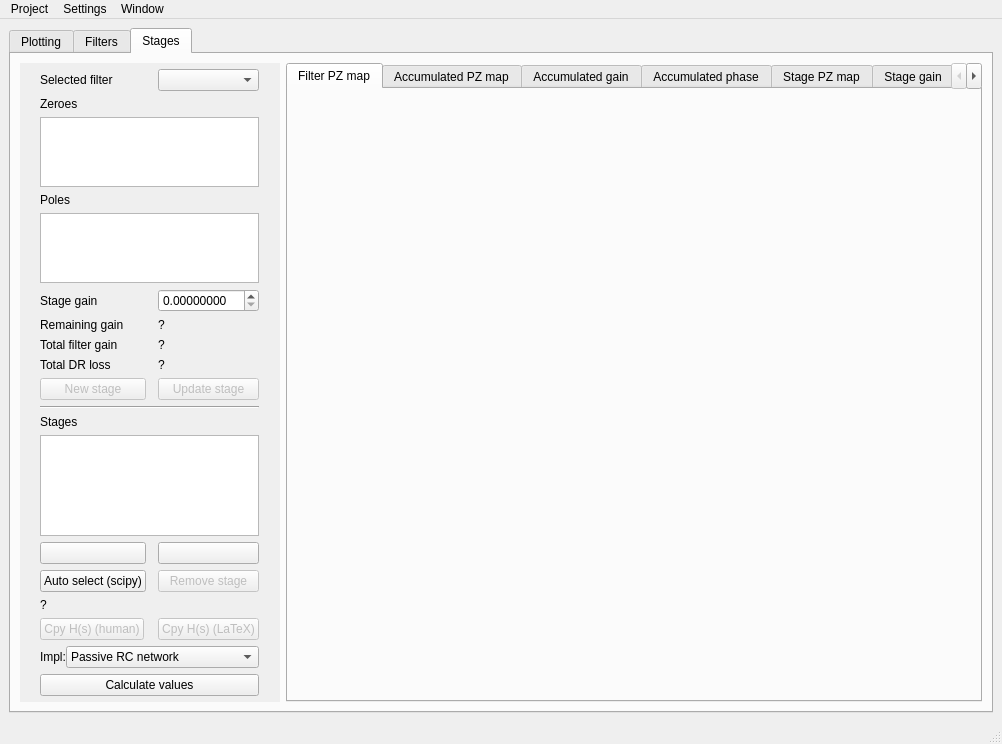
Before: the Qt Designer form designer/mainwindow.ui in juan-sb/filtertool-tc22, drawn with Qt 5.
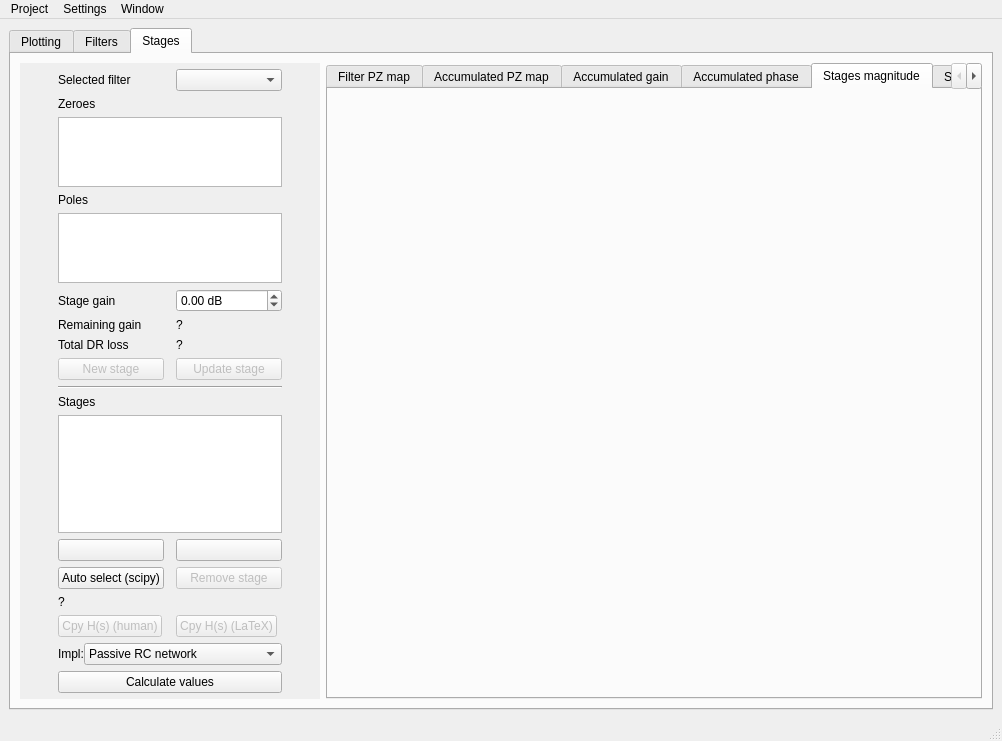
After: the same form once the commit is applied. The open tabs and pages were chosen to show the change. Icons and pictures are not drawn. Custom widgets are drawn as their Qt base class.

Commit message: Add stage comparison and fix a lot of broken things regarding stages: gain, scipy automatic ordering, edge cases, etc

The edit to the form file:
```diff
--- a/designer/mainwindow.ui
+++ b/designer/mainwindow.ui
@@ -7,7 +7,7 @@
     <x>0</x>
     <y>0</y>
     <width>1002</width>
-    <height>744</height>
+    <height>741</height>
    </rect>
   </property>
   <property name="acceptDrops">
@@ -2353,6 +2353,16 @@
             </item>
            </layout>
           </widget>
+          <widget class="QWidget" name="tab_18">
+           <attribute name="title">
+            <string>Stages magnitude</string>
+           </attribute>
+           <layout class="QGridLayout" name="gridLayout_37">
+            <item row="0" column="0">
+             <widget class="MplWidget" name="splot_stagesmag" native="true"/>
+            </item>
+           </layout>
+          </widget>
           <widget class="QWidget" name="tab_15">
            <attribute name="title">
             <string>Stage PZ map</string>
@@ -2395,7 +2405,7 @@
           </property>
           <property name="maximumSize">
            <size>
-            <width>260</width>
+            <width>300</width>
             <height>16777215</height>
            </size>
           </property>
@@ -2413,8 +2423,8 @@
             <rect>
              <x>0</x>
              <y>0</y>
-             <width>260</width>
-             <height>641</height>
+             <width>300</width>
+             <height>638</height>
             </rect>
            </property>
            <property name="sizePolicy">
@@ -2431,7 +2441,7 @@
            </property>
            <property name="maximumSize">
             <size>
-             <width>260</width>
+             <width>300</width>
              <height>16777215</height>
             </size>
            </property>
@@ -2452,7 +2462,7 @@
              <number>7</number>
             </property>
             <item row="0" column="0">
-             <layout class="QGridLayout" name="gridLayout_12" rowstretch="0,0,0,0,0,0,0,0,0,0,0,0,0,0,0,0,0,0,0,0,0,0">
+             <layout class="QGridLayout" name="gridLayout_12" rowstretch="0,0,0,0,0,0,0,0,0,0,0,0,0,0,0,0,0,0,0,0,0">
               <property name="leftMargin">
                <number>6</number>
               </property>
@@ -2471,76 +2481,16 @@
               <property name="verticalSpacing">
                <number>6</number>
               </property>
-              <item row="16" column="0">
-               <widget class="QPushButton" name="sswapdown_btn">
-                <property name="text">
-                 <string/>
-                </property>
-                <property name="icon">
-                 <iconset theme="SP_TitleBarUnshadeButton">
-                  <normaloff>.</normaloff>.</iconset>
-                </property>
-               </widget>
-              </item>
-              <item row="0" column="1">
-               <widget class="QComboBox" name="stages_selfil_cb"/>
-              </item>
-              <item row="19" column="1">
-               <widget class="QPushButton" name="sgetHlatex_btn">
-                <property name="enabled">
-                 <bool>false</bool>
-                </property>
-                <property name="sizePolicy">
-                 <sizepolicy hsizetype="Maximum" vsizetype="Fixed">
-                  <horstretch>0</horstretch>
-                  <verstretch>0</verstretch>
-                 </sizepolicy>
-                </property>
-                <property name="text">
-                 <string>Cpy H(s) (LaTeX)</string>
-                </property>
-               </widget>
-              </item>
-              <item row="3" column="0" colspan="2">
-               <widget class="QLabel" name="label_89">
-                <property name="sizePolicy">
-                 <sizepolicy hsizetype="Maximum" vsizetype="Preferred">
-                  <horstretch>0</horstretch>
-                  <verstretch>0</verstretch>
-                 </sizepolicy>
-                </property>
-                <property name="text">
-                 <string>Poles</string>
-                </property>
-               </widget>
-              </item>
-              <item row="10" column="0">
-               <spacer name="verticalSpacer_3">
-                <property name="orientation">
-                 <enum>Qt::Vertical</enum>
-                </property>
-                <property name="sizeHint" stdset="0">
+              <item row="10" column="0" colspan="2">
+               <widget class="Line" name="line">
+                <property name="maximumSize">
                  <size>
-                  <width>20</width>
-                  <height>40</height>
+                  <width>2165116</width>
+                  <height>10</height>
                  </size>
                 </property>
-               </spacer>
-              </item>
-              <item row="13" column="0" colspan="2">
-               <widget class="QListWidget" name="stages_list">
-                <property name="sizePolicy">
-                 <sizepolicy hsizetype="Expanding" vsizetype="Expanding">
-                  <horstretch>0</horstretch>
-                  <verstretch>0</verstretch>
-                 </sizepolicy>
-                </property>
-               </widget>
-              </item>
-              <item row="6" column="0">
-               <widget class="QLabel" name="label_91">
-                <property name="text">
-                 <string>Remaining gain</string>
+                <property name="orientation">
+                 <enum>Qt::Horizontal</enum>
                 </property>
                </widget>
               </item>
@@ -2551,21 +2501,20 @@
                 </property>
                </widget>
               </item>
-              <item row="8" column="0">
-               <widget class="QLabel" name="label_38">
-                <property name="text">
-                 <string>Total DR loss</string>
+              <item row="3" column="0" colspan="2">
+               <widget class="QLabel" name="label_89">
+                <property name="sizePolicy">
+                 <sizepolicy hsizetype="Maximum" vsizetype="Preferred">
+                  <horstretch>0</horstretch>
+                  <verstretch>0</verstretch>
+                 </sizepolicy>
                 </property>
-               </widget>
-              </item>
-              <item row="7" column="1">
-               <widget class="QLabel" name="total_filtgain_label">
                 <property name="text">
-                 <string>?</string>
+                 <string>Poles</string>
                 </property>
                </widget>
               </item>
-              <item row="20" column="0" colspan="2">
+              <item row="19" column="0" colspan="2">
                <layout class="QHBoxLayout" name="horizontalLayout_6" stretch="0,1">
                 <item>
                  <widget class="QLabel" name="label_37">
@@ -2641,72 +2590,6 @@
                 </item>
                </layout>
               </item>
-              <item row="9" column="0">
-               <widget class="QPushButton" name="new_stage_btn">
-                <property name="enabled">
-                 <bool>false</bool>
-                </property>
-                <property name="sizePolicy">
-                 <sizepolicy hsizetype="Minimum" vsizetype="Fixed">
-                  <horstretch>0</horstretch>
-                  <verstretch>0</verstretch>
-                 </sizepolicy>
-                </property>
-                <property name="text">
-                 <string>New stage</string>
-                </property>
-               </widget>
-              </item>
-              <item row="18" column="0" colspan="2">
-               <widget class="QLabel" name="si_info">
-                <property name="maximumSize">
-                 <size>
-                  <width>16777215</width>
-                  <height>20</height>
-                 </size>
-                </property>
-                <property name="text">
-                 <string>?</string>
-                </property>
-               </widget>
-              </item>
-              <item row="19" column="0">
-               <widget class="QPushButton" name="sgetHhuman_btn">
-                <property name="enabled">
-                 <bool>false</bool>
-                </property>
-                <property name="sizePolicy">
-                 <sizepolicy hsizetype="Maximum" vsizetype="Fixed">
-                  <horstretch>0</horstretch>
-                  <verstretch>0</verstretch>
-                 </sizepolicy>
-                </property>
-                <property name="text">
-                 <string>Cpy H(s) (human)</string>
-                </property>
-               </widget>
-              </item>
-              <item row="8" column="1">
-               <widget class="QLabel" name="total_filtdrloss_label">
-                <property name="text">
-                 <string>?</string>
-                </property>
-               </widget>
-              </item>
-              <item row="5" column="0">
-               <widget class="QLabel" name="label_90">
-                <property name="text">
-                 <string>Stage gain</string>
-                </property>
-               </widget>
-              </item>
-              <item row="7" column="0">
-               <widget class="QLabel" name="label_34">
-                <property name="text">
-                 <string>Total filter gain</string>
-                </property>
-               </widget>
-              </item>
               <item row="6" column="1">
                <widget class="QLabel" name="remaining_gain_text">
                 <property name="text">
@@ -2714,7 +2597,18 @@
                 </property>
                </widget>
               </item>
-              <item row="12" column="0" colspan="2">
+              <item row="15" column="0">
+               <widget class="QPushButton" name="sswapdown_btn">
+                <property name="text">
+                 <string/>
+                </property>
+                <property name="icon">
+                 <iconset theme="SP_TitleBarUnshadeButton">
+                  <normaloff>.</normaloff>.</iconset>
+                </property>
+               </widget>
+              </item>
+              <item row="11" column="0" colspan="2">
                <widget class="QLabel" name="label_87">
                 <property name="sizePolicy">
                  <sizepolicy hsizetype="Preferred" vsizetype="Fixed">
@@ -2733,47 +2627,11 @@
                 </property>
                </widget>
               </item>
-              <item row="2" column="0" colspan="2">
-               <widget class="QListWidget" name="zeros_list">
-                <property name="sizePolicy">
-                 <sizepolicy hsizetype="Expanding" vsizetype="Expanding">
-                  <horstretch>0</horstretch>
-                  <verstretch>0</verstretch>
-                 </sizepolicy>
+              <item row="8" column="0">
+               <widget class="QPushButton" name="new_stage_btn">
+                <property name="enabled">
+                 <bool>false</bool>
                 </property>
-                <property name="maximumSize">
-                 <size>
-                  <width>16777215</width>
-                  <height>125</height>
-                 </size>
-                </property>
-                <property name="selectionMode">
-                 <enum>QAbstractItemView::MultiSelection</enum>
-                </property>
-               </widget>
-              </item>
-              <item row="1" column="0" colspan="2">
-               <widget class="QLabel" name="label_88">
-                <property name="sizePolicy">
-                 <sizepolicy hsizetype="Maximum" vsizetype="Preferred">
-                  <horstretch>0</horstretch>
-                  <verstretch>0</verstretch>
-                 </sizepolicy>
-                </property>
-                <property name="text">
-                 <string>Zeroes</string>
-                </property>
-               </widget>
-              </item>
-              <item row="21" column="0" colspan="2">
-               <widget class="QPushButton" name="si_calc_btn">
-                <property name="text">
-                 <string>Calculate values</string>
-                </property>
-               </widget>
-              </item>
-              <item row="16" column="1">
-               <widget class="QPushButton" name="sswapup_btn">
                 <property name="sizePolicy">
                  <sizepolicy hsizetype="Minimum" vsizetype="Fixed">
                   <horstretch>0</horstretch>
@@ -2781,7 +2639,17 @@
                  </sizepolicy>
                 </property>
                 <property name="text">
-                 <string/>
+                 <string>New stage</string>
+                </property>
+               </widget>
+              </item>
+              <item row="12" column="0" colspan="2">
+               <widget class="QListWidget" name="stages_list">
+                <property name="sizePolicy">
+                 <sizepolicy hsizetype="Expanding" vsizetype="Expanding">
+                  <horstretch>0</horstretch>
+                  <verstretch>0</verstretch>
+                 </sizepolicy>
                 </property>
                </widget>
               </item>
@@ -2810,6 +2678,9 @@
                 </property>
                </widget>
               </item>
+              <item row="0" column="1">
+               <widget class="QComboBox" name="stages_selfil_cb"/>
+              </item>
               <item row="5" column="1">
                <widget class="QDoubleSpinBox" name="stage_gain_box">
                 <property name="sizePolicy">
@@ -2818,19 +2689,147 @@
                   <verstretch>0</verstretch>
                  </sizepolicy>
                 </property>
+                <property name="suffix">
+                 <string> dB</string>
+                </property>
                 <property name="decimals">
-                 <number>8</number>
+                 <number>2</number>
+                </property>
+                <property name="minimum">
+                 <double>-1000000000.000000000000000</double>
+                </property>
+                <property name="maximum">
+                 <double>100000000.000000000000000</double>
+                </property>
+                <property name="singleStep">
+                 <double>0.010000000000000</double>
                 </property>
                </widget>
               </item>
-              <item row="17" column="0">
+              <item row="16" column="0">
                <widget class="QPushButton" name="autoselectstagessp_btn">
                 <property name="text">
                  <string>Auto select (scipy)</string>
                 </property>
                </widget>
               </item>
-              <item row="17" column="1">
+              <item row="15" column="1">
+               <widget class="QPushButton" name="sswapup_btn">
+                <property name="sizePolicy">
+                 <sizepolicy hsizetype="Minimum" vsizetype="Fixed">
+                  <horstretch>0</horstretch>
+                  <verstretch>0</verstretch>
+                 </sizepolicy>
+                </property>
+                <property name="text">
+                 <string/>
+                </property>
+               </widget>
+              </item>
+              <item row="6" column="0">
+               <widget class="QLabel" name="label_91">
+                <property name="text">
+                 <string>Remaining gain</string>
+                </property>
+               </widget>
+              </item>
+              <item row="7" column="1">
+               <widget class="QLabel" name="total_filtdrloss_label">
+                <property name="text">
+                 <string>?</string>
+                </property>
+               </widget>
+              </item>
+              <item row="1" column="0" colspan="2">
+               <widget class="QLabel" name="label_88">
+                <property name="sizePolicy">
+                 <sizepolicy hsizetype="Maximum" vsizetype="Preferred">
+                  <horstretch>0</horstretch>
+                  <verstretch>0</verstretch>
+                 </sizepolicy>
+                </property>
+                <property name="text">
+                 <string>Zeroes</string>
+                </property>
+               </widget>
+              </item>
+              <item row="18" column="1">
+               <widget class="QPushButton" name="sgetHlatex_btn">
+                <property name="enabled">
+                 <bool>false</bool>
+                </property>
+                <property name="sizePolicy">
+                 <sizepolicy hsizetype="Maximum" vsizetype="Fixed">
+                  <horstretch>0</horstretch>
+                  <verstretch>0</verstretch>
+                 </sizepolicy>
+                </property>
+                <property name="text">
+                 <string>Cpy H(s) (LaTeX)</string>
+                </property>
+               </widget>
+              </item>
+              <item row="9" column="0">
+               <spacer name="verticalSpacer_3">
+                <property name="orientation">
+                 <enum>Qt::Vertical</enum>
+                </property>
+                <property name="sizeHint" stdset="0">
+                 <size>
+                  <width>20</width>
+                  <height>40</height>
+                 </size>
+                </property>
+               </spacer>
+              </item>
+              <item row="7" column="0">
+               <widget class="QLabel" name="label_38">
+                <property name="text">
+                 <string>Total DR loss</string>
+                </property>
+               </widget>
+              </item>
+              <item row="5" column="0">
+               <widget class="QLabel" name="label_90">
+                <property name="text">
+                 <string>Stage gain</string>
+                </property>
+               </widget>
+              </item>
+              <item row="8" column="1">
+               <widget class="QPushButton" name="updatestage_btn">
+                <property name="enabled">
+                 <bool>false</bool>
+                </property>
+                <property name="text">
+                 <string>Update stage</string>
+                </property>
+               </widget>
+              </item>
+              <item row="18" column="0">
+               <widget class="QPushButton" name="sgetHhuman_btn">
+                <property name="enabled">
+                 <bool>false</bool>
+                </property>
+                <property name="sizePolicy">
+                 <sizepolicy hsizetype="Maximum" vsizetype="Fixed">
+                  <horstretch>0</horstretch>
+                  <verstretch>0</verstretch>
+                 </sizepolicy>
+                </property>
+                <property name="text">
+                 <string>Cpy H(s) (human)</string>
+                </property>
+               </widget>
+              </item>
+              <item row="20" column="0" colspan="2">
+               <widget class="QPushButton" name="si_calc_btn">
+                <property name="text">
+                 <string>Calculate values</string>
+                </property>
+               </widget>
+              </item>
+              <item row="16" column="1">
                <widget class="QPushButton" name="remove_stage_btn">
                 <property name="enabled">
                  <bool>false</bool>
@@ -2852,26 +2851,35 @@
                 </property>
                </widget>
               </item>
-              <item row="9" column="1">
-               <widget class="QPushButton" name="updatestage_btn">
-                <property name="enabled">
-                 <bool>false</bool>
+              <item row="17" column="0" colspan="2">
+               <widget class="QLabel" name="si_info">
+                <property name="maximumSize">
+                 <size>
+                  <width>16777215</width>
+                  <height>20</height>
+                 </size>
                 </property>
                 <property name="text">
-                 <string>Update stage</string>
+                 <string>?</string>
                 </property>
                </widget>
               </item>
-              <item row="11" column="0" colspan="2">
-               <widget class="Line" name="line">
+              <item row="2" column="0" colspan="2">
+               <widget class="QListWidget" name="zeros_list">
+                <property name="sizePolicy">
+                 <sizepolicy hsizetype="Expanding" vsizetype="Expanding">
+                  <horstretch>0</horstretch>
+                  <verstretch>0</verstretch>
+                 </sizepolicy>
+                </property>
                 <property name="maximumSize">
                  <size>
-                  <width>2165116</width>
-                  <height>10</height>
+                  <width>16777215</width>
+                  <height>125</height>
                  </size>
                 </property>
-                <property name="orientation">
-                 <enum>Qt::Horizontal</enum>
+                <property name="selectionMode">
+                 <enum>QAbstractItemView::MultiSelection</enum>
                 </property>
                </widget>
               </item>
```
Left out of the diff: 118 changed lines with no effect on the pictures. The commit also changes 4 other files.
